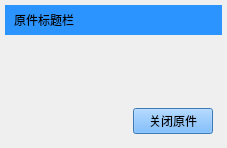
Above: DockWdg/component.ui from YeClimEric/PrivateStudy before the change. Below: the same form after it.
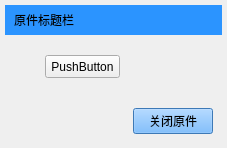
That is the form after the change.

Patch:
```diff
--- a/DockWdg/component.ui
+++ b/DockWdg/component.ui
@@ -61,7 +61,21 @@
     </widget>
    </item>
    <item>
-    <widget class="QWidget" name="qwContextArea" native="true"/>
+    <widget class="QWidget" name="qwContextArea" native="true">
+     <widget class="QPushButton" name="pushButton">
+      <property name="geometry">
+       <rect>
+        <x>40</x>
+        <y>20</y>
+        <width>75</width>
+        <height>23</height>
+       </rect>
+      </property>
+      <property name="text">
+       <string>PushButton</string>
+      </property>
+     </widget>
+    </widget>
    </item>
    <item>
     <widget class="QWidget" name="qwButtonBar" native="true">
```
